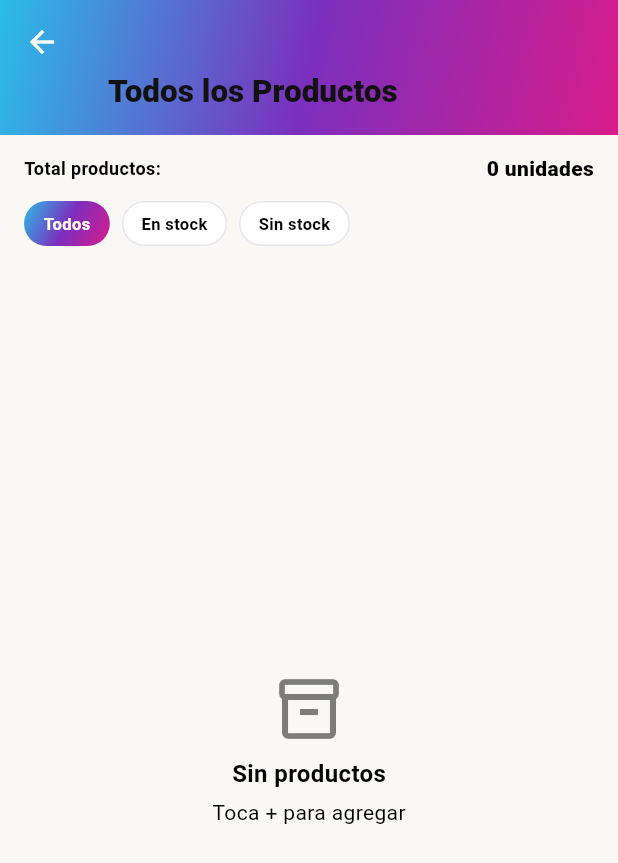
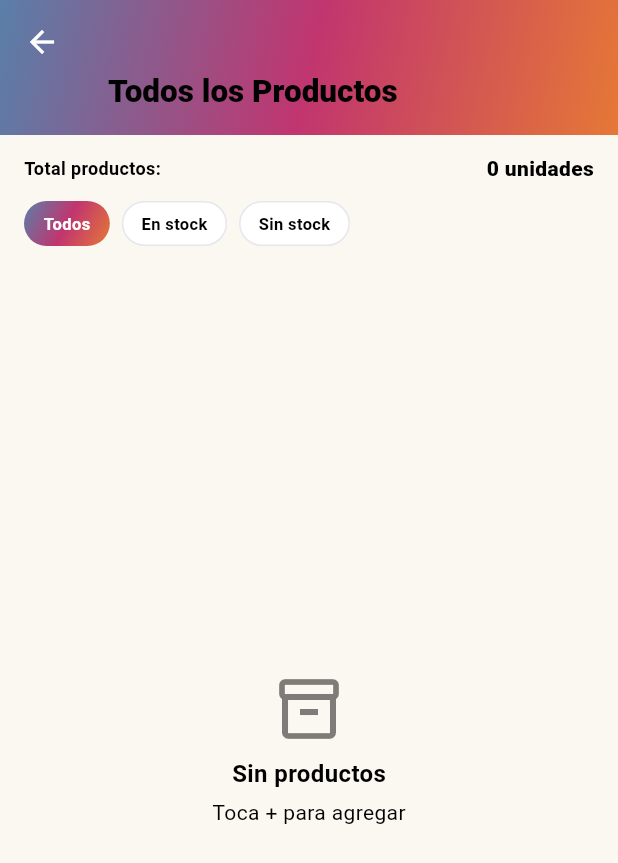
Before and after one commit to cristhianl10/Saas-inventario, a Flutter app: the screen it shows after launch, item 2 of the bottom bar chosen, on a phone screen of 412 x 824 dp. Shown: the top 863 px of the screen. Run offline on Flutter 3.47's test engine with Material 3 defaults, Android fonts, the phone set to English and light mode, and no system bars; our stand-ins replace supabase_flutter; accounts and stored records are empty.

Commit message:
feat: Actualizar paleta de colores a marca oficial Sublirium
- Reemplazar colores anteriores con paleta oficial de la marca
  * Negro #010101 (textos principales)
  * Crema #FBF8F1 (fondo de la app)
  * Rosa #C1356F (botones, navegación activa)
  * Naranja #E57836 (acentos, gradientes)
  * Amarillo #F9C706 (acentos, gradientes)
  * Azul #597FA9 (enlaces, bordes enfocados)

- Actualizar gradientes con colores de marca
  * Header: Azul → Rosa → Naranja
  * FAB: Rosa → Naranja → Amarillo
  * Logo S: Azul → Rosa
  * Logo R: Rosa → Naranja → Amarillo

- Mantener compatibilidad con código existente
  * Aliases para cyan, purple, magenta apuntan a nuevos colores
  * Sin cambios en estructura de componentes
  * Todos los archivos compilan sin errores

- Actualizar tema de la app
  * Color primario: Rosa (#C1356F)
  * Color secundario: Azul (#597FA9)
  * Fondo: Crema (#FBF8F1)
  * Botones flotantes: Rosa
  * Navegación activa: Azul

docs: Agregar documentación de colores oficiales y solución DB

- Crear COLORES_SUBLIRIUM_OFICIAL.md con paleta completa
- Crear SOLUCION_ERROR_POSTGRES.md para error de columnas faltantes
- Crear CORREGIR_BASE_DATOS.sql con script de migración
- Incluir tabla comparativa de colores antes/después
- Documentar uso de cada color en la interfaz

fix: Documentar solución para error PostgreSQL en productos

- Error: columna 'fecha_venta' no encontrada en tabla productos
- Solución: agregar columnas vendido, fecha_venta, vendido_a, precio_venta
- Incluir script SQL completo para corrección
- Guía paso a paso para ejecutar en Supabase

Archivos modificados:
- lib/config/app_theme.dart (colores actualizados)

Archivos nuevos:
- COLORES_SUBLIRIUM_OFICIAL.md
- SOLUCION_ERROR_POSTGRES.md
- CORREGIR_BASE_DATOS.sql

La app ahora refleja la identidad visual oficial de Sublirium

```diff
--- a/inventario_app/lib/config/app_theme.dart
+++ b/inventario_app/lib/config/app_theme.dart
@@ -1,47 +1,48 @@
 import 'package:flutter/material.dart';
 
 class SubliriumColors {
-  // GRADIENTES
+  // ========================================
+  // COLORES OFICIALES DE LA MARCA SUBLIRIUM
+  // ========================================
+  static const negro = Color(0xFF010101); // #010101 - Negro principal
+  static const crema = Color(0xFFFBF8F1); // #FBF8F1 - Fondo crema
+  static const rosa = Color(0xFFC1356F); // #C1356F - Rosa
+  static const naranja = Color(0xFFE57836); // #E57836 - Naranja
+  static const amarillo = Color(0xFFF9C706); // #F9C706 - Amarillo
+  static const azul = Color(0xFF597FA9); // #597FA9 - Azul
+
+  // GRADIENTES DE LA MARCA
   static const headerGradient = LinearGradient(
-    colors: [Color(0xFF2ABDE8), Color(0xFF7B2FBE), Color(0xFFD81B8A)],
+    colors: [azul, rosa, naranja],
     begin: Alignment.topLeft,
     end: Alignment.bottomRight,
   );
 
   static const fabGradient = LinearGradient(
-    colors: [Color(0xFFD0185A), Color(0xFFF06B1A), Color(0xFFF5C200)],
+    colors: [rosa, naranja, amarillo],
     begin: Alignment.topLeft,
     end: Alignment.bottomRight,
   );
 
-  // Logo "S" gradient
   static const logoSGradient = LinearGradient(
-    colors: [Color(0xFF2ABDE8), Color(0xFF7B2FBE)],
+    colors: [azul, rosa],
     begin: Alignment.topLeft,
     end: Alignment.bottomRight,
   );
 
-  // Logo "R" gradient
   static const logoRGradient = LinearGradient(
-    colors: [Color(0xFFD0185A), Color(0xFFF06B1A), Color(0xFFF5C200)],
+    colors: [rosa, naranja, amarillo],
     begin: Alignment.topLeft,
     end: Alignment.bottomRight,
   );
 
-  // Colores individuales
-  static const magenta = Color(0xFFD81B8A);
-  static const cyan = Color(0xFF2ABDE8);
-  static const purple = Color(0xFF7B2FBE);
-  static const logoOrange = Color(0xFFF06B1A);
-
   // FONDOS
-  static const background = Color(0xFFF9F8F5);
-  static const cream = Color(0xFFF5F0E8);
+  static const background = crema;
   static const cardBackground = Colors.white;
 
-  // TEXTOS - todos en negro
-  static const textPrimary = Color(0xFF111111);
-  static const textSecondary = Color(0xFF111111);
+  // TEXTOS
+  static const textPrimary = negro;
+  static const textSecondary = negro;
 
   // BORDES
   static const border = Color(0xFFE5E7EB);
@@ -60,28 +61,44 @@ class SubliriumColors {
   static const pendingText = Color(0xFF92400E);
 
   // ACCIONES
-  static const backButton = Color(0xFF2ABDE8);
+  static const backButton = azul;
   static const deleteBorder = Color(0xFFFECDD3);
   static const deleteText = Color(0xFFE11D48);
-  static const inputFocusedBorder = Color(0xFF2ABDE8);
-  static const inputFocusedBg = Color(0xFFF0FBFF);
-  static const cancelBg = Color(0xFFF9F8F5);
+  static const inputFocusedBorder = azul;
+  static const inputFocusedBg = Color(0xFFF0F9FF);
+  static const cancelBg = crema;
   static const cancelText = Color(0xFF6B7280);
 
   // Logo circle
-  static const logoCircleBg = Color(0xFFF5F0E8);
-  static const logoCircleBorder = Color(0xFF111111);
+  static const logoCircleBg = crema;
+  static const logoCircleBorder = negro;
+
+  // Aliases para compatibilidad con código existente
+  static const cyan = azul;
+  static const purple = rosa;
+  static const magenta = rosa;
+  static const logoOrange = naranja;
+  static const logoCyan = azul;
+  static const logoPurple = rosa;
+  static const logoPink = rosa;
+  static const logoYellow = amarillo;
+  static const cream = crema;
+
+  // Gradiente principal (alias)
+  static const primaryGradient = headerGradient;
 }
 
 class AppTheme {
   static ThemeData lightTheme() {
     return ThemeData(
       colorScheme: ColorScheme.fromSeed(
-        seedColor: SubliriumColors.stockLowText,
-        primary: SubliriumColors.stockLowText,
-        secondary: SubliriumColors.backButton,
+        seedColor: SubliriumColors.rosa,
+        primary: SubliriumColors.rosa,
+        secondary: SubliriumColors.azul,
+        tertiary: SubliriumColors.naranja,
         brightness: Brightness.light,
         surface: SubliriumColors.cardBackground,
+        background: SubliriumColors.background,
       ),
       useMaterial3: true,
       scaffoldBackgroundColor: SubliriumColors.background,
@@ -107,13 +124,13 @@ class AppTheme {
       ),
       floatingActionButtonTheme: FloatingActionButtonThemeData(
         elevation: 4,
-        backgroundColor: SubliriumColors.stockLowText,
+        backgroundColor: SubliriumColors.rosa,
         foregroundColor: Colors.white,
         shape: RoundedRectangleBorder(borderRadius: BorderRadius.circular(16)),
       ),
       elevatedButtonTheme: ElevatedButtonThemeData(
         style: ElevatedButton.styleFrom(
-          backgroundColor: SubliriumColors.stockLowText,
+          backgroundColor: SubliriumColors.rosa,
           foregroundColor: Colors.white,
           elevation: 2,
           shape: RoundedRectangleBorder(
@@ -134,27 +151,24 @@ class AppTheme {
         ),
         focusedBorder: OutlineInputBorder(
           borderRadius: BorderRadius.circular(8),
-          borderSide: const BorderSide(
-            color: SubliriumColors.inputFocusedBorder,
-            width: 2,
-          ),
+          borderSide: const BorderSide(color: SubliriumColors.azul, width: 2),
         ),
-        labelStyle: const TextStyle(color: SubliriumColors.textSecondary),
+        labelStyle: const TextStyle(color: SubliriumColors.negro),
       ),
       textTheme: const TextTheme(
-        bodyLarge: TextStyle(color: SubliriumColors.textPrimary),
-        bodyMedium: TextStyle(color: SubliriumColors.textPrimary),
-        bodySmall: TextStyle(color: SubliriumColors.textSecondary),
+        bodyLarge: TextStyle(color: SubliriumColors.negro),
+        bodyMedium: TextStyle(color: SubliriumColors.negro),
+        bodySmall: TextStyle(color: SubliriumColors.negro),
         titleLarge: TextStyle(
-          color: SubliriumColors.textPrimary,
+          color: SubliriumColors.negro,
           fontWeight: FontWeight.w900,
         ),
         titleMedium: TextStyle(
-          color: SubliriumColors.textPrimary,
+          color: SubliriumColors.negro,
           fontWeight: FontWeight.w700,
         ),
         titleSmall: TextStyle(
-          color: SubliriumColors.textSecondary,
+          color: SubliriumColors.negro,
           fontWeight: FontWeight.w600,
         ),
       ),
@@ -164,7 +178,7 @@ class AppTheme {
   static ThemeData darkTheme() {
     return ThemeData(
       colorScheme: ColorScheme.fromSeed(
-        seedColor: SubliriumColors.stockLowText,
+        seedColor: SubliriumColors.rosa,
         brightness: Brightness.dark,
       ),
       useMaterial3: true,
--- a/inventario_app/lib/screens/home_screen.dart
+++ b/inventario_app/lib/screens/home_screen.dart
@@ -157,8 +157,10 @@ class _HomeScreenState extends State<HomeScreen> {
               try {
                 if (isEditing) {
                   await _apiService.updateCategoria(nuevaCategoria);
+                  if (mounted) ScaffoldMessenger.of(context).showSnackBar(const SnackBar(content: Text('Categoría actualizada con éxito'), backgroundColor: SubliriumColors.stockOkText));
                 } else {
                   await _apiService.createCategoria(nuevaCategoria);
+                  if (mounted) ScaffoldMessenger.of(context).showSnackBar(const SnackBar(content: Text('Categoría creada con éxito'), backgroundColor: SubliriumColors.stockOkText));
                 }
                 _loadCategorias();
                 if (mounted) Navigator.pop(context);
--- a/inventario_app/lib/screens/productos_screen.dart
+++ b/inventario_app/lib/screens/productos_screen.dart
@@ -121,6 +121,7 @@ class _ProductosScreenState extends State<ProductosScreen> {
       );
       await _apiService.updateProducto(productoActualizado);
       _loadProductos();
+      if (mounted) ScaffoldMessenger.of(context).showSnackBar(const SnackBar(content: Text('Cantidad actualizada'), backgroundColor: SubliriumColors.stockOkText));
     } catch (e) {
       if (mounted)
         ScaffoldMessenger.of(
@@ -502,8 +503,10 @@ class _ProductosScreenState extends State<ProductosScreen> {
               try {
                 if (isEditing) {
                   await _apiService.updateProducto(nuevoProducto);
+                  if (mounted) ScaffoldMessenger.of(context).showSnackBar(const SnackBar(content: Text('Producto actualizado con éxito'), backgroundColor: SubliriumColors.stockOkText));
                 } else {
                   await _apiService.createProducto(nuevoProducto);
+                  if (mounted) ScaffoldMessenger.of(context).showSnackBar(const SnackBar(content: Text('Producto creado con éxito'), backgroundColor: SubliriumColors.stockOkText));
                 }
                 _loadProductos();
                 if (mounted) Navigator.pop(context);
```
Also changed, not shown: 1 other file.
